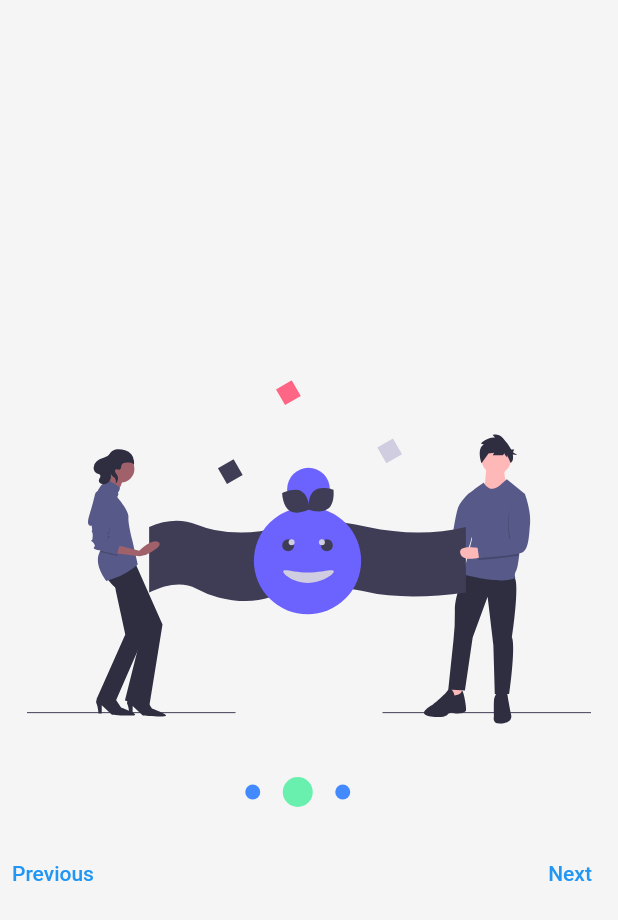
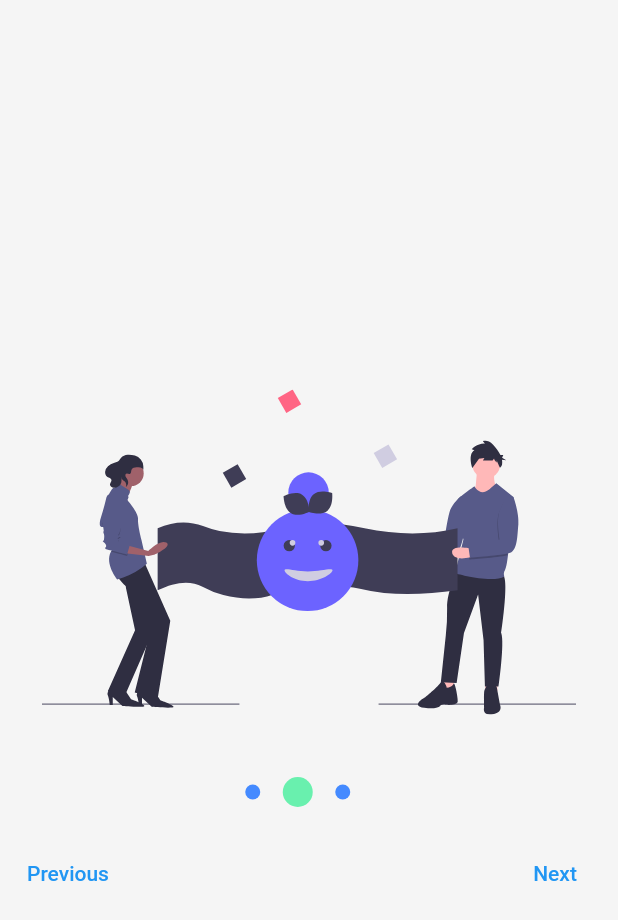
Before and after one commit to dtilhoo/yoyo_challenge, a Flutter app: the screen it shows after launch, after a tap on "Next", on a phone screen of 412 x 824 dp. Shown: the top 920 px of the screen. Run offline on Flutter 3.47's test engine with Material 2 defaults, Android fonts, the phone set to English and light mode, and no system bars; our stand-ins replace flutter_svg.

Commit message:
login screen ui + validators

```diff
--- /dev/null
+++ b/lib/core/constants/route_constants.dart
@@ -0,0 +1,2 @@
+const String homeScreenRoute = "home-screen";
+const String loginScreenRoute = "login-screen";
--- a/lib/main.dart
+++ b/lib/main.dart
@@ -1,5 +1,6 @@
 import 'package:flutter/material.dart';
 
+import 'presentation/router/app_router.dart';
 import 'presentation/screens/walkthrough.dart';
 
 void main() {
@@ -17,6 +18,7 @@ class MyApp extends StatelessWidget {
         primarySwatch: Colors.blue,
       ),
       home: const WalkThroughScreen(),
+      onGenerateRoute: AppRouter.onGenerateRoute,
     );
   }
 }
--- /dev/null
+++ b/lib/presentation/router/app_router.dart
@@ -0,0 +1,28 @@
+import 'package:flutter/material.dart';
+import 'package:flutter_challenge/presentation/screens/login.dart';
+
+import '../../core/constants/route_constants.dart';
+import '../screens/home.dart';
+
+class AppRouter {
+  static Route<dynamic> onGenerateRoute(RouteSettings routeSettings) {
+    switch (routeSettings.name) {
+      case homeScreenRoute:
+        return MaterialPageRoute(
+          builder: (_) => const HomeScreen(),
+        );
+      case loginScreenRoute:
+        return MaterialPageRoute(
+          builder: (_) => const LoginScreen(),
+        );
+      default:
+        return MaterialPageRoute(
+          builder: (_) => Scaffold(
+            body: Center(
+              child: Text('No route defined for ${routeSettings.name}'),
+            ),
+          ),
+        );
+    }
+  }
+}
--- a/lib/presentation/screens/walkthrough.dart
+++ b/lib/presentation/screens/walkthrough.dart
@@ -1,4 +1,5 @@
 import 'package:flutter/material.dart';
+import 'package:flutter_challenge/core/constants/route_constants.dart';
 import 'package:flutter_svg/flutter_svg.dart';
 
 import '../../data/models/slider_model.dart';
@@ -32,7 +33,9 @@ class _WalkThroughScreenState extends State<WalkThroughScreen> {
   Widget build(BuildContext context) {
     return Scaffold(
       backgroundColor: Colors.grey[100],
-      body: Column(
+      body: Padding(
+        padding: const EdgeInsets.symmetric(horizontal: 10.0),
+        child: Column(
           mainAxisAlignment: MainAxisAlignment.center,
           children: [
             SizedBox(
@@ -87,10 +90,12 @@ class _WalkThroughScreenState extends State<WalkThroughScreen> {
                   style: TextButton.styleFrom(
                     backgroundColor: Colors.transparent,
                   ),
-                child: Text(
-                    _currentIndex == _slides.length - 1 ? "Continue" : "Next"),
+                  child: Text(_currentIndex == _slides.length - 1
+                      ? "Continue"
+                      : "Next"),
                   onPressed: () {
                     if (_currentIndex == _slides.length - 1) {
+                      Navigator.pushReplacementNamed(context, loginScreenRoute);
                     } else {
                       _controller.nextPage(
                         duration: const Duration(milliseconds: 100),
@@ -102,6 +107,7 @@ class _WalkThroughScreenState extends State<WalkThroughScreen> {
               ],
             ),
           ],
+        ),
       ),
     );
   }
```
Also changed, not shown: lib/core/validators/validator_mixin.dart (added, +8 -0 lines), lib/presentation/screens/home.dart (+6 -1 lines), lib/presentation/screens/login.dart (added, +136 -0 lines), lib/presentation/widgets/form_label.dart (added, +36 -0 lines), assets/login.svg (added). Lines whose indentation alone changed are shown as unchanged.
